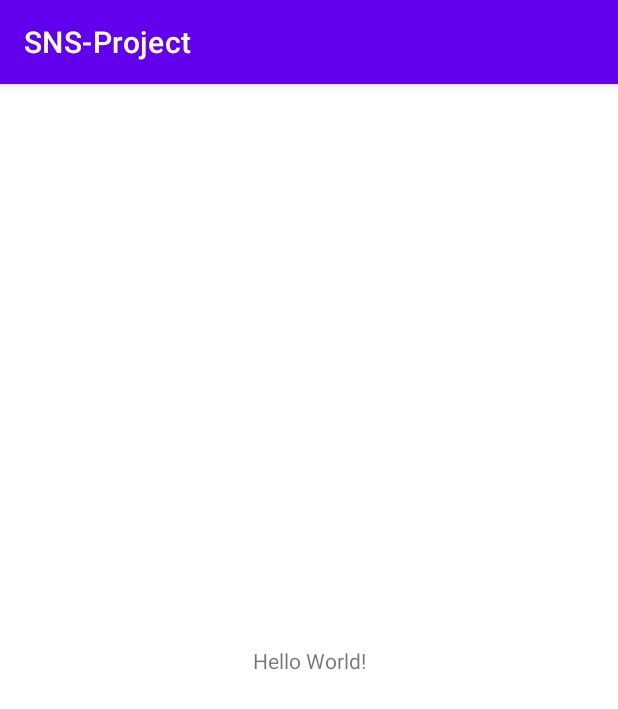
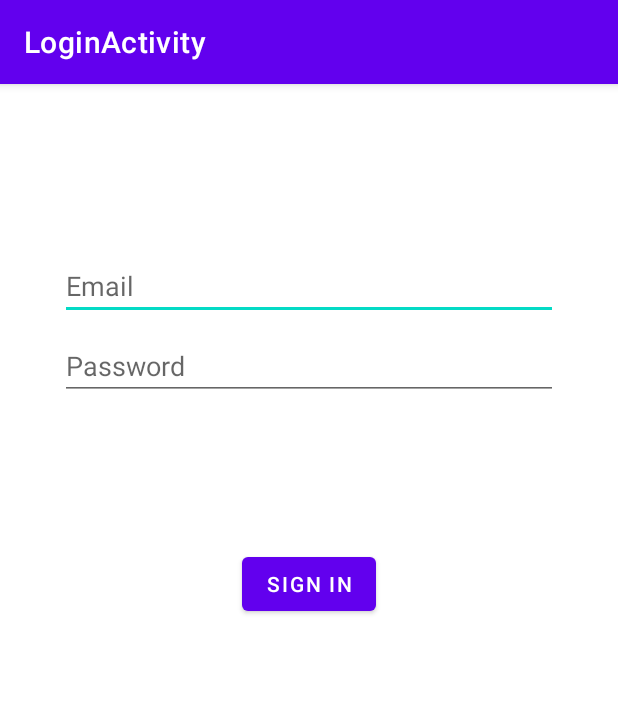
Before and after one commit to goldsergeant/Android-sns-Project, an Android app: the screen it shows after launch (MainActivity before the commit, LoginActivity after it), on a phone screen of 412 x 824 dp. Shown: the top 709 px of the screen. Run offline under Robolectric (Android 15) with nearby library versions, the phone set to English and light mode, and no system bars; our stand-ins replace Firebase (no records; nobody signed in at launch, a user with empty details on screens opened directly).

Commit message:
로그인 액티비티

```diff
--- a/app/src/main/AndroidManifest.xml
+++ b/app/src/main/AndroidManifest.xml
@@ -14,8 +14,12 @@
         android:theme="@style/Theme.SNSProject"
         tools:targetApi="31">
         <activity
+            android:name=".LoginActivity"
+            android:label="LoginActivity" />
+        <activity
             android:name=".MainActivity"
             android:exported="true">
+
             <intent-filter>
                 <action android:name="android.intent.action.MAIN" />
 
--- /dev/null
+++ b/app/src/main/java/com/example/sns_project/LoginActivity.kt
@@ -0,0 +1,38 @@
+package com.example.sns_project
+
+import android.content.Intent
+import android.os.Bundle
+import android.util.Log
+import android.widget.Toast
+import androidx.appcompat.app.AppCompatActivity
+import com.example.sns_project.databinding.ActivityLoginBinding
+import com.google.firebase.auth.ktx.auth
+import com.google.firebase.ktx.Firebase
+
+class LoginActivity : AppCompatActivity() {
+    override fun onCreate(savedInstanceState: Bundle?) {
+        super.onCreate(savedInstanceState)
+        val binding = ActivityLoginBinding.inflate(layoutInflater)
+        setContentView(binding.root)
+
+        binding.login.setOnClickListener {
+            val userEmail = binding.username.text.toString()
+            val password = binding.password.text.toString()
+            doLogin(userEmail, password)
+        }
+    }
+
+    private fun doLogin(userEmail: String, password: String) {
+        Firebase.auth.signInWithEmailAndPassword(userEmail, password)
+            .addOnCompleteListener(this) {
+                if (it.isSuccessful) {
+                    startActivity(
+                        Intent(this, MainActivity::class.java))
+                    finish()
+                } else {
+                    Log.w("LoginActivity", "signInWithEmail", it.exception)
+                    Toast.makeText(this, "Authentication failed.", Toast.LENGTH_SHORT).show()
+                }
+            }
+    }
+}
--- a/app/src/main/java/com/example/sns_project/MainActivity.kt
+++ b/app/src/main/java/com/example/sns_project/MainActivity.kt
@@ -1,11 +1,24 @@
 package com.example.sns_project
 
+import android.content.Intent
 import androidx.appcompat.app.AppCompatActivity
 import android.os.Bundle
+import com.example.sns_project.databinding.ActivityMainBinding
+import com.google.firebase.auth.ktx.auth
+import com.google.firebase.ktx.Firebase
 
 class MainActivity : AppCompatActivity() {
     override fun onCreate(savedInstanceState: Bundle?) {
         super.onCreate(savedInstanceState)
-        setContentView(R.layout.activity_main)
+        val binding=ActivityMainBinding.inflate(layoutInflater)
+        setContentView(binding.root)
+
+        if (Firebase.auth.currentUser == null) {
+            startActivity(
+                Intent(this, LoginActivity::class.java)
+            )
+            finish()
+        }
+
     }
 }
--- /dev/null
+++ b/app/src/main/res/layout/activity_login.xml
@@ -0,0 +1,76 @@
+<?xml version="1.0" encoding="utf-8"?>
+<androidx.constraintlayout.widget.ConstraintLayout xmlns:android="http://schemas.android.com/apk/res/android"
+    xmlns:app="http://schemas.android.com/apk/res-auto"
+    xmlns:tools="http://schemas.android.com/tools"
+    android:id="@+id/container"
+    android:layout_width="match_parent"
+    android:layout_height="match_parent"
+    android:paddingLeft="16dp"
+    android:paddingTop="16dp"
+    android:paddingRight="16dp"
+    android:paddingBottom="16dp"
+    tools:context=".LoginActivity">
+
+    <EditText
+        android:id="@+id/username"
+        android:layout_width="0dp"
+        android:layout_height="wrap_content"
+        android:layout_marginStart="24dp"
+        android:layout_marginTop="96dp"
+        android:layout_marginEnd="24dp"
+        android:hint="Email"
+        android:inputType="textEmailAddress"
+        android:selectAllOnFocus="true"
+        app:layout_constraintEnd_toEndOf="parent"
+        app:layout_constraintStart_toStartOf="parent"
+        app:layout_constraintTop_toTopOf="parent" />
+
+    <EditText
+        android:id="@+id/password"
+        android:layout_width="0dp"
+        android:layout_height="wrap_content"
+        android:layout_marginStart="24dp"
+        android:layout_marginTop="8dp"
+        android:layout_marginEnd="24dp"
+        android:hint="Password"
+        android:imeActionLabel="sign in"
+        android:imeOptions="actionDone"
+        android:inputType="textPassword"
+        android:selectAllOnFocus="true"
+        app:layout_constraintEnd_toEndOf="parent"
+        app:layout_constraintStart_toStartOf="parent"
+        app:layout_constraintTop_toBottomOf="@+id/username" />
+
+    <Button
+        android:id="@+id/login"
+        android:layout_width="wrap_content"
+        android:layout_height="wrap_content"
+        android:layout_gravity="start"
+        android:layout_marginStart="48dp"
+        android:layout_marginTop="16dp"
+        android:layout_marginEnd="48dp"
+        android:layout_marginBottom="64dp"
+        android:enabled="true"
+        android:text="sign in"
+        app:layout_constraintBottom_toBottomOf="parent"
+        app:layout_constraintEnd_toEndOf="parent"
+        app:layout_constraintStart_toStartOf="parent"
+        app:layout_constraintTop_toBottomOf="@+id/password"
+        app:layout_constraintVertical_bias="0.2" />
+
+    <ProgressBar
+        android:id="@+id/loading"
+        android:layout_width="wrap_content"
+        android:layout_height="wrap_content"
+        android:layout_gravity="center"
+        android:layout_marginStart="32dp"
+        android:layout_marginTop="64dp"
+        android:layout_marginEnd="32dp"
+        android:layout_marginBottom="64dp"
+        android:visibility="gone"
+        app:layout_constraintBottom_toBottomOf="parent"
+        app:layout_constraintEnd_toEndOf="@+id/password"
+        app:layout_constraintStart_toStartOf="@+id/password"
+        app:layout_constraintTop_toTopOf="parent"
+        app:layout_constraintVertical_bias="0.3" />
+</androidx.constraintlayout.widget.ConstraintLayout>
```
Also changed, not shown: app/build.gradle (+14 -2 lines), build.gradle (+15 -0 lines), 1 other file.
